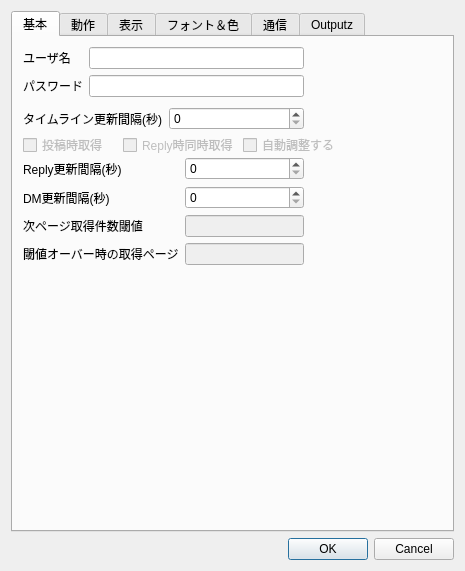
Qt form settingdialog.ui (plus7/Qween) before a commit.
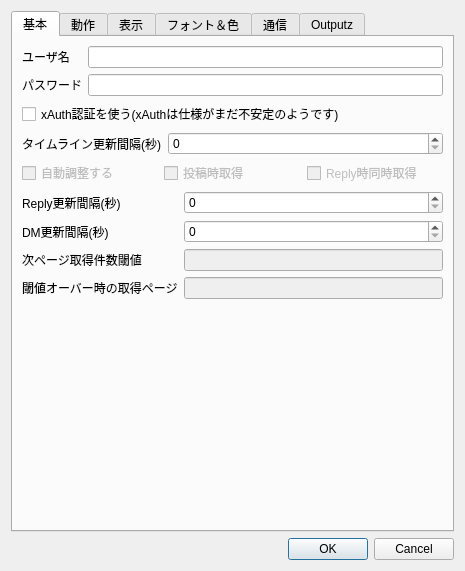
The same form after that commit.

Commit message: xAuth/Basic Auth option. show DM recipient when selected.

What changed in the file:
```diff
--- a/settingdialog.ui
+++ b/settingdialog.ui
@@ -23,15 +23,8 @@
       <attribute name="title">
        <string>基本</string>
       </attribute>
-      <widget class="QWidget" name="formLayoutWidget">
-       <property name="geometry">
-        <rect>
-         <x>10</x>
-         <y>10</y>
-         <width>281</width>
-         <height>56</height>
-        </rect>
-       </property>
+      <layout class="QVBoxLayout" name="verticalLayout_7">
+       <item>
        <layout class="QFormLayout" name="formLayout">
         <item row="0" column="0">
          <widget class="QLabel" name="label">
@@ -58,28 +51,27 @@
          </widget>
         </item>
        </layout>
-      </widget>
-      <widget class="QWidget" name="formLayoutWidget_2">
-       <property name="geometry">
-        <rect>
-         <x>10</x>
-         <y>70</y>
-         <width>281</width>
-         <height>27</height>
-        </rect>
-       </property>
+       </item>
+       <item>
+        <widget class="QCheckBox" name="chkXauth">
+         <property name="text">
+          <string>xAuth認証を使う(xAuthは仕様がまだ不安定のようです)</string>
+         </property>
+        </widget>
+       </item>
+       <item>
        <layout class="QFormLayout" name="formLayout_2">
         <property name="fieldGrowthPolicy">
          <enum>QFormLayout::AllNonFixedFieldsGrow</enum>
         </property>
-        <item row="0" column="0">
+         <item row="1" column="0">
          <widget class="QLabel" name="label_3">
           <property name="text">
            <string>タイムライン更新間隔(秒)</string>
           </property>
          </widget>
         </item>
-        <item row="0" column="1">
+         <item row="1" column="1">
          <widget class="QSpinBox" name="spinTLUpdateIntv">
           <property name="enabled">
            <bool>true</bool>
@@ -90,64 +82,42 @@
          </widget>
         </item>
        </layout>
-      </widget>
+       </item>
+       <item>
+        <layout class="QHBoxLayout" name="horizontalLayout_4">
+         <item>
+          <widget class="QCheckBox" name="checkBox_3">
+           <property name="enabled">
+            <bool>false</bool>
+           </property>
+           <property name="text">
+            <string>自動調整する</string>
+           </property>
+          </widget>
+         </item>
+         <item>
       <widget class="QCheckBox" name="checkBox">
        <property name="enabled">
         <bool>false</bool>
        </property>
-       <property name="geometry">
-        <rect>
-         <x>10</x>
-         <y>100</y>
-         <width>81</width>
-         <height>16</height>
-        </rect>
-       </property>
        <property name="text">
         <string>投稿時取得</string>
        </property>
       </widget>
+         </item>
+         <item>
       <widget class="QCheckBox" name="checkBox_2">
        <property name="enabled">
         <bool>false</bool>
        </property>
-       <property name="geometry">
-        <rect>
-         <x>110</x>
-         <y>100</y>
-         <width>121</width>
-         <height>16</height>
-        </rect>
-       </property>
        <property name="text">
         <string>Reply時同時取得</string>
        </property>
       </widget>
-      <widget class="QCheckBox" name="checkBox_3">
-       <property name="enabled">
-        <bool>false</bool>
-       </property>
-       <property name="geometry">
-        <rect>
-         <x>230</x>
-         <y>100</y>
-         <width>91</width>
-         <height>16</height>
-        </rect>
-       </property>
-       <property name="text">
-        <string>自動調整する</string>
-       </property>
-      </widget>
-      <widget class="QWidget" name="formLayoutWidget_3">
-       <property name="geometry">
-        <rect>
-         <x>10</x>
-         <y>120</y>
-         <width>281</width>
-         <height>116</height>
-        </rect>
-       </property>
+         </item>
+        </layout>
+       </item>
+       <item>
        <layout class="QFormLayout" name="formLayout_3">
         <property name="fieldGrowthPolicy">
          <enum>QFormLayout::AllNonFixedFieldsGrow</enum>
@@ -209,7 +179,60 @@
          </widget>
         </item>
        </layout>
-      </widget>
+       </item>
+       <item>
+        <spacer name="verticalSpacer_6">
+         <property name="orientation">
+          <enum>Qt::Vertical</enum>
+         </property>
+         <property name="sizeHint" stdset="0">
+          <size>
+           <width>20</width>
+           <height>40</height>
+          </size>
+         </property>
+        </spacer>
+       </item>
+       <item>
+        <spacer name="verticalSpacer_5">
+         <property name="orientation">
+          <enum>Qt::Vertical</enum>
+         </property>
+         <property name="sizeHint" stdset="0">
+          <size>
+           <width>20</width>
+           <height>40</height>
+          </size>
+         </property>
+        </spacer>
+       </item>
+       <item>
+        <spacer name="verticalSpacer_4">
+         <property name="orientation">
+          <enum>Qt::Vertical</enum>
+         </property>
+         <property name="sizeHint" stdset="0">
+          <size>
+           <width>20</width>
+           <height>40</height>
+          </size>
+         </property>
+        </spacer>
+       </item>
+       <item>
+        <spacer name="verticalSpacer_3">
+         <property name="orientation">
+          <enum>Qt::Vertical</enum>
+         </property>
+         <property name="sizeHint" stdset="0">
+          <size>
+           <width>20</width>
+           <height>40</height>
+          </size>
+         </property>
+        </spacer>
+       </item>
+      </layout>
      </widget>
      <widget class="QWidget" name="tab_2">
       <attribute name="title">
```
Lines whose indentation alone changed are shown as unchanged. The commit also changes 8 other files.
